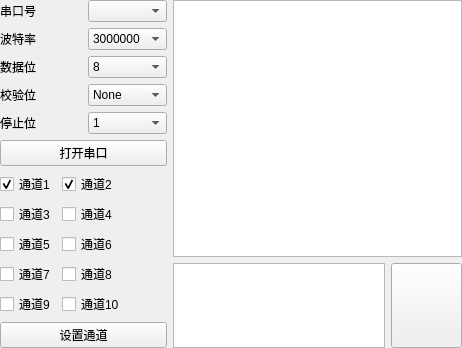
First picture: the form in setting_page.ui, repository hujieisme/Serial_Client, before the edit.
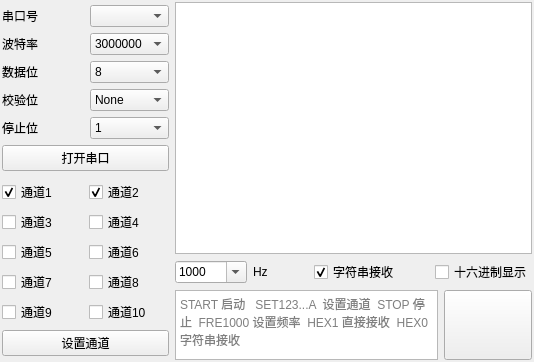
Second picture: the form after the edit. Icons and pictures are not drawn.

What changed in the file:
```diff
--- a/setting_page.ui
+++ b/setting_page.ui
@@ -6,25 +6,25 @@
    <rect>
     <x>0</x>
     <y>0</y>
-    <width>462</width>
-    <height>318</height>
+    <width>449</width>
+    <height>362</height>
    </rect>
   </property>
   <property name="windowTitle">
    <string>Form</string>
   </property>
-  <layout class="QHBoxLayout" name="horizontalLayout_3" stretch="1,3">
+  <layout class="QHBoxLayout" name="horizontalLayout_5" stretch="1,3">
    <property name="leftMargin">
-    <number>0</number>
+    <number>2</number>
    </property>
    <property name="topMargin">
-    <number>0</number>
+    <number>2</number>
    </property>
    <property name="rightMargin">
-    <number>0</number>
+    <number>2</number>
    </property>
    <property name="bottomMargin">
-    <number>0</number>
+    <number>2</number>
    </property>
    <item>
     <layout class="QVBoxLayout" name="verticalLayout_7">
@@ -426,7 +426,7 @@
      <item>
       <layout class="QVBoxLayout" name="verticalLayout_5">
        <item>
-        <layout class="QFormLayout" name="formLayout">
+        <layout class="QGridLayout" name="gridLayout">
          <item row="0" column="0">
           <widget class="QCheckBox" name="checkBox_1">
            <property name="sizePolicy">
@@ -580,7 +580,7 @@
     </layout>
    </item>
    <item>
-    <layout class="QVBoxLayout" name="verticalLayout_6" stretch="3,1">
+    <layout class="QVBoxLayout" name="verticalLayout_8" stretch="3,1">
      <item>
       <widget class="QTextEdit" name="textEdit">
        <property name="sizePolicy">
@@ -592,9 +592,151 @@
       </widget>
      </item>
      <item>
+      <layout class="QVBoxLayout" name="verticalLayout_6" stretch="0,3">
+       <item>
+        <layout class="QHBoxLayout" name="horizontalLayout_4">
+         <item>
+          <layout class="QHBoxLayout" name="horizontalLayout_3">
+           <item>
+            <widget class="QComboBox" name="fre_combox">
+             <property name="sizePolicy">
+              <sizepolicy hsizetype="Preferred" vsizetype="Fixed">
+               <horstretch>0</horstretch>
+               <verstretch>0</verstretch>
+              </sizepolicy>
+             </property>
+             <property name="editable">
+              <bool>true</bool>
+             </property>
+             <property name="currentIndex">
+              <number>3</number>
+             </property>
+             <item>
+              <property name="text">
+               <string>100</string>
+              </property>
+             </item>
+             <item>
+              <property name="text">
+               <string>200</string>
+              </property>
+             </item>
+             <item>
+              <property name="text">
+               <string>500</string>
+              </property>
+             </item>
+             <item>
+              <property name="text">
+               <string>1000</string>
+              </property>
+             </item>
+             <item>
+              <property name="text">
+               <string>2000</string>
+              </property>
+             </item>
+             <item>
+              <property name="text">
+               <string>5000</string>
+              </property>
+             </item>
+             <item>
+              <property name="text">
+               <string>100000</string>
+              </property>
+             </item>
+             <item>
+              <property name="text">
+               <string>200000</string>
+              </property>
+             </item>
+             <item>
+              <property name="text">
+               <string>400000</string>
+              </property>
+             </item>
+            </widget>
+           </item>
+           <item>
+            <widget class="QLabel" name="label_6">
+             <property name="sizePolicy">
+              <sizepolicy hsizetype="Fixed" vsizetype="Preferred">
+               <horstretch>1</horstretch>
+               <verstretch>0</verstretch>
+              </sizepolicy>
+             </property>
+             <property name="focusPolicy">
+              <enum>Qt::NoFocus</enum>
+             </property>
+             <property name="text">
+              <string>Hz            </string>
+             </property>
+            </widget>
+           </item>
+          </layout>
+         </item>
+         <item>
+          <widget class="QCheckBox" name="checkBox_11">
+           <property name="sizePolicy">
+            <sizepolicy hsizetype="Fixed" vsizetype="Fixed">
+             <horstretch>0</horstretch>
+             <verstretch>0</verstretch>
+            </sizepolicy>
+           </property>
+           <property name="layoutDirection">
+            <enum>Qt::LeftToRight</enum>
+           </property>
+           <property name="text">
+            <string>字符串接收         </string>
+           </property>
+           <property name="checked">
+            <bool>true</bool>
+           </property>
+          </widget>
+         </item>
+         <item>
+          <widget class="QCheckBox" name="checkBox_12">
+           <property name="sizePolicy">
+            <sizepolicy hsizetype="Fixed" vsizetype="Fixed">
+             <horstretch>0</horstretch>
+             <verstretch>0</verstretch>
+            </sizepolicy>
+           </property>
+           <property name="layoutDirection">
+            <enum>Qt::LeftToRight</enum>
+           </property>
+           <property name="text">
+            <string>十六进制显示</string>
+           </property>
+           <property name="checked">
+            <bool>false</bool>
+           </property>
+          </widget>
+         </item>
+        </layout>
+       </item>
+       <item>
       <layout class="QHBoxLayout" name="horizontalLayout_2" stretch="3,1">
        <item>
-        <widget class="QTextEdit" name="textEdit_2"/>
+          <widget class="QTextEdit" name="textEdit_2">
+           <property name="readOnly">
+            <bool>false</bool>
+           </property>
+           <property name="html">
+            <string>&lt;!DOCTYPE HTML PUBLIC &quot;-//W3C//DTD HTML 4.0//EN&quot; &quot;http://www.w3.org/TR/REC-html40/strict.dtd&quot;&gt;
+&lt;html&gt;&lt;head&gt;&lt;meta name=&quot;qrichtext&quot; content=&quot;1&quot; /&gt;&lt;style type=&quot;text/css&quot;&gt;
+p, li { white-space: pre-wrap; }
+&lt;/style&gt;&lt;/head&gt;&lt;body style=&quot; font-family:'SimSun'; font-size:9pt; font-weight:400; font-style:normal;&quot;&gt;
+&lt;p style=&quot;-qt-paragraph-type:empty; margin-top:0px; margin-bottom:0px; margin-left:0px; margin-right:0px; -qt-block-indent:0; text-indent:0px;&quot;&gt;&lt;br /&gt;&lt;/p&gt;&lt;/body&gt;&lt;/html&gt;</string>
+           </property>
+           <property name="overwriteMode">
+            <bool>false</bool>
+           </property>
+           <property name="placeholderText">
+            <string>START 启动   SET123...A  设置通道  STOP 停止  FRE1000 设置频率  HEX1 直接接收  HEX0 字符串接收 </string>
+           </property>
+          </widget>
        </item>
        <item>
         <widget class="QPushButton" name="pushButton_7">
@@ -618,6 +760,8 @@
           </size>
          </property>
         </widget>
+         </item>
+        </layout>
        </item>
       </layout>
      </item>
```
Lines whose indentation alone changed are shown as unchanged.
